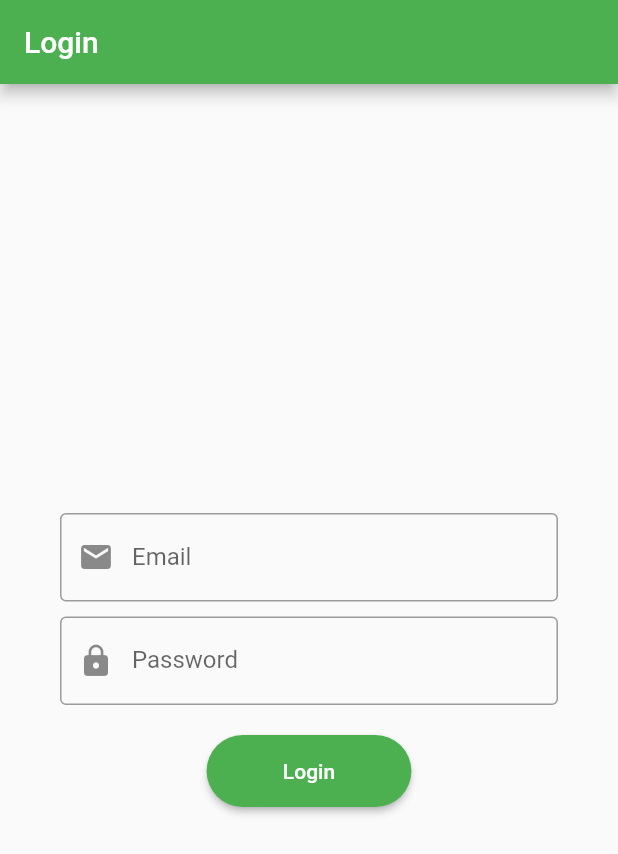
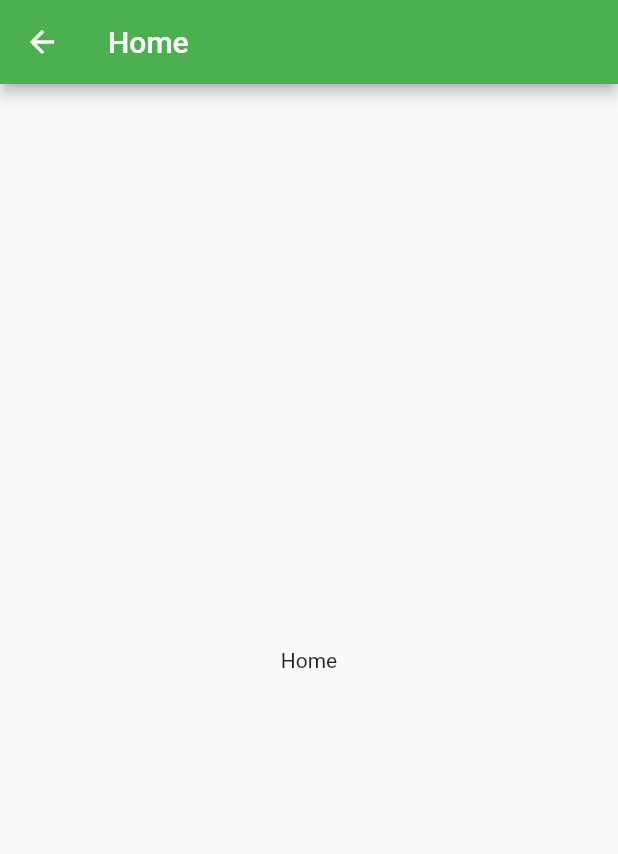
Before and after one commit to mahfuznow/flutter_bloc_login, a Flutter app: the screen it shows after launch, after a tap on "Login", on a phone screen of 412 x 824 dp. Shown: the top 854 px of the screen. Run offline on Flutter 3.47's test engine with Material 2 defaults, Android fonts, the phone set to English and light mode, and no system bars.

Commit message:
Home page added, navigate to homepage added

```diff
--- a/lib/src/app.dart
+++ b/lib/src/app.dart
@@ -11,7 +11,7 @@ class MyApp extends StatelessWidget {
       theme: ThemeData(
         primarySwatch: Colors.green,
       ),
-      home: const LoginPage(),
+      home: LoginPage(),
     );
   }
 }
--- a/lib/src/feature/auth/login/login_page.dart
+++ b/lib/src/feature/auth/login/login_page.dart
@@ -1,10 +1,14 @@
 import 'package:flutter/material.dart';
+import 'package:flutter_bloc_login/src/feature/home/home_page.dart';
 
 class LoginPage extends StatelessWidget {
-  const LoginPage({Key? key}) : super(key: key);
+  LoginPage({Key? key}) : super(key: key);
+
+  late final BuildContext context;
 
   @override
   Widget build(BuildContext context) {
+    this.context = context;
     return Scaffold(
       appBar: AppBar(
         title: const Text('Login'),
@@ -55,7 +59,10 @@ class LoginPage extends StatelessWidget {
   Widget _loginButton() {
     return ElevatedButton(
       style: ElevatedButton.styleFrom(shape: const StadiumBorder()),
-      onPressed: (() {}),
+      onPressed: (() {
+        Navigator.of(context)
+            .push(MaterialPageRoute(builder: ((context) => const HomePage())));
+      }),
       child: const Center(
         widthFactor: 3,
         heightFactor: 3,
--- /dev/null
+++ b/lib/src/feature/home/home_page.dart
@@ -0,0 +1,17 @@
+import 'package:flutter/material.dart';
+
+class HomePage extends StatelessWidget {
+  const HomePage({Key? key}) : super(key: key);
+
+  @override
+  Widget build(BuildContext context) {
+    return Scaffold(
+      appBar: AppBar(
+        title: const Text('Home'),
+      ),
+      body: const Center(
+        child: Text("Home"),
+      ),
+    );
+  }
+}
```
